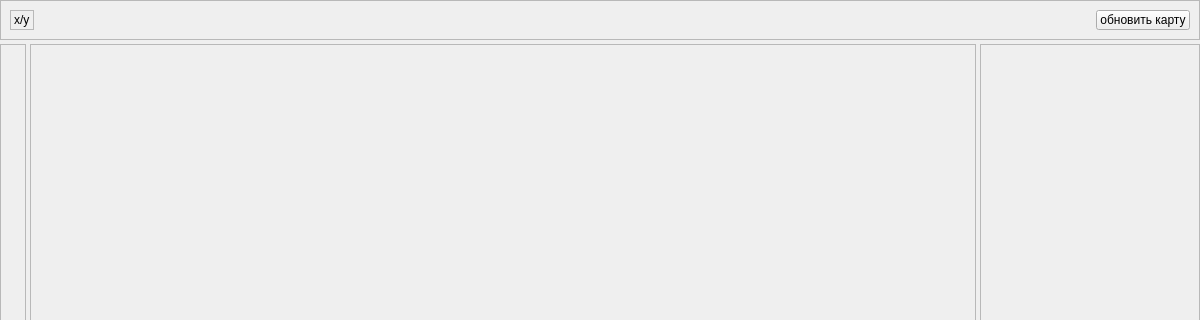
First picture: the form in ui/mapmanager.ui, repository U-Alex/Easy_VOLS, before the edit; both pictures show x 0 to 1200 and y 0 to 320 of the 1200 by 600 pixel window.
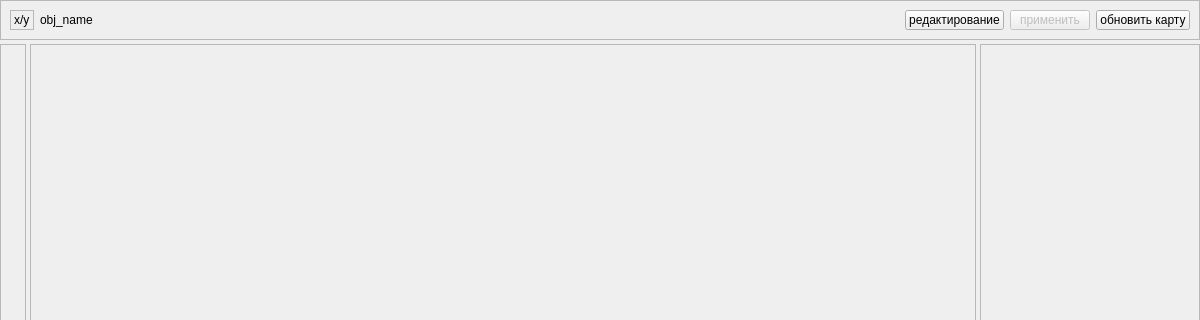
Second picture: the form after the edit.

The edit to the form file:
```diff
--- a/ui/mapmanager.ui
+++ b/ui/mapmanager.ui
@@ -63,6 +63,13 @@
         </property>
        </widget>
       </item>
+      <item>
+       <widget class="QLabel" name="lab_obj_name">
+        <property name="text">
+         <string>obj_name</string>
+        </property>
+       </widget>
+      </item>
       <item>
        <spacer name="horizontalSpacer">
         <property name="orientation">
@@ -76,6 +83,32 @@
         </property>
        </spacer>
       </item>
+      <item>
+       <widget class="QPushButton" name="pb_edit">
+        <property name="focusPolicy">
+         <enum>Qt::NoFocus</enum>
+        </property>
+        <property name="text">
+         <string>редактирование</string>
+        </property>
+        <property name="checkable">
+         <bool>true</bool>
+        </property>
+       </widget>
+      </item>
+      <item>
+       <widget class="QPushButton" name="pb_apply">
+        <property name="enabled">
+         <bool>false</bool>
+        </property>
+        <property name="focusPolicy">
+         <enum>Qt::NoFocus</enum>
+        </property>
+        <property name="text">
+         <string>применить</string>
+        </property>
+       </widget>
+      </item>
       <item>
        <widget class="QPushButton" name="pb_map_refresh">
         <property name="text">
```
